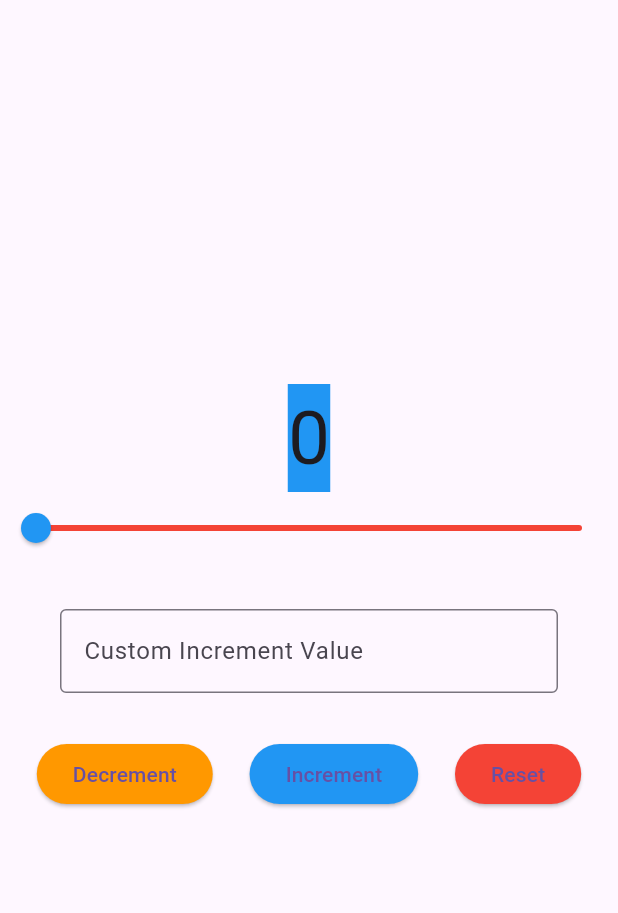
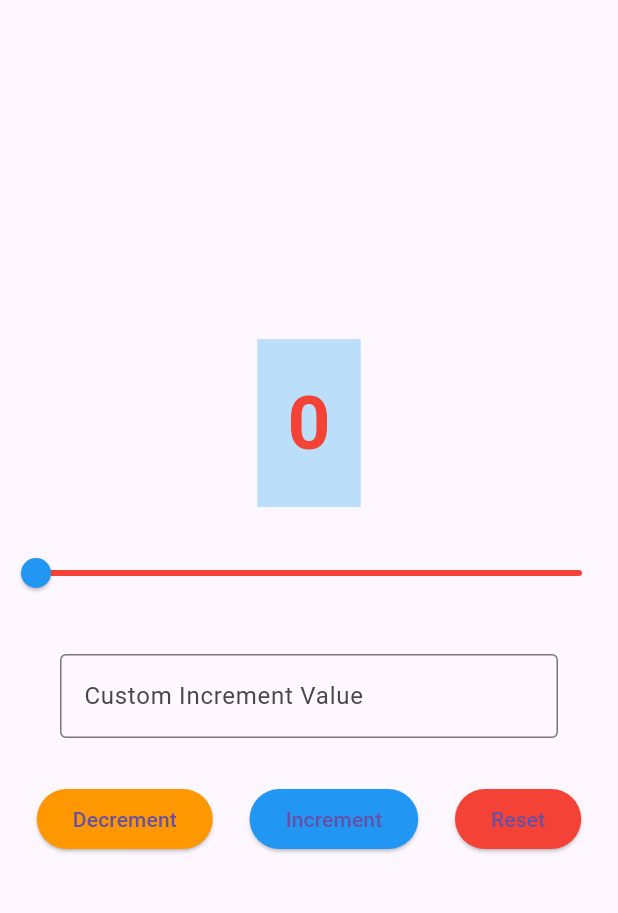
Before and after one commit to zela-Tech/mad_class_activity4, a Flutter app: the screen it shows after launch, on a phone screen of 412 x 824 dp, the part 63-976 px from its top. Run offline on Flutter 3.47's test engine with Material 3 defaults, Android fonts, the phone set to English and light mode, and no system bars.

Commit message:
feat: Add visual feedback with color changes
- Implement counterColor getter for dynamic text color
- Red color when counter is 0
- Green color when counter exceeds 50
- Black color for values between 1-50
- Update container background to lighter blue
- Add padding and bold font weight

```diff
--- a/lib/main.dart
+++ b/lib/main.dart
@@ -33,6 +33,12 @@ class _CounterWidgetState extends State<CounterWidget> {
   int _customIncrement = 1;
 
   TextEditingController _incrementController = TextEditingController();
+
+  Color get counterColor {
+    if (_counter == 0) return Colors.red;
+    if (_counter > 50) return Colors.green;
+    return Colors.black;
+  }
 
   void _incrementCounter() {
     setState(() {
@@ -73,10 +79,15 @@ class _CounterWidgetState extends State<CounterWidget> {
         children: [
           Center(
             child: Container(
-              color: Colors.blue,
+              color: Colors.blue[100],
+              padding: EdgeInsets.all(20),
               child: Text(
                 '$_counter',
-                style: TextStyle(fontSize: 50.0),
+                style: TextStyle(
+                  fontSize: 50.0,
+                  color: counterColor,
+                  fontWeight: FontWeight.bold,
+                ),
               ),
             ),
           ),
@@ -92,6 +103,8 @@ class _CounterWidgetState extends State<CounterWidget> {
                 ),
               ),
             ),
+          SizedBox(height:20),
+
           Slider(
             min: 0,
             max: 100,
```
